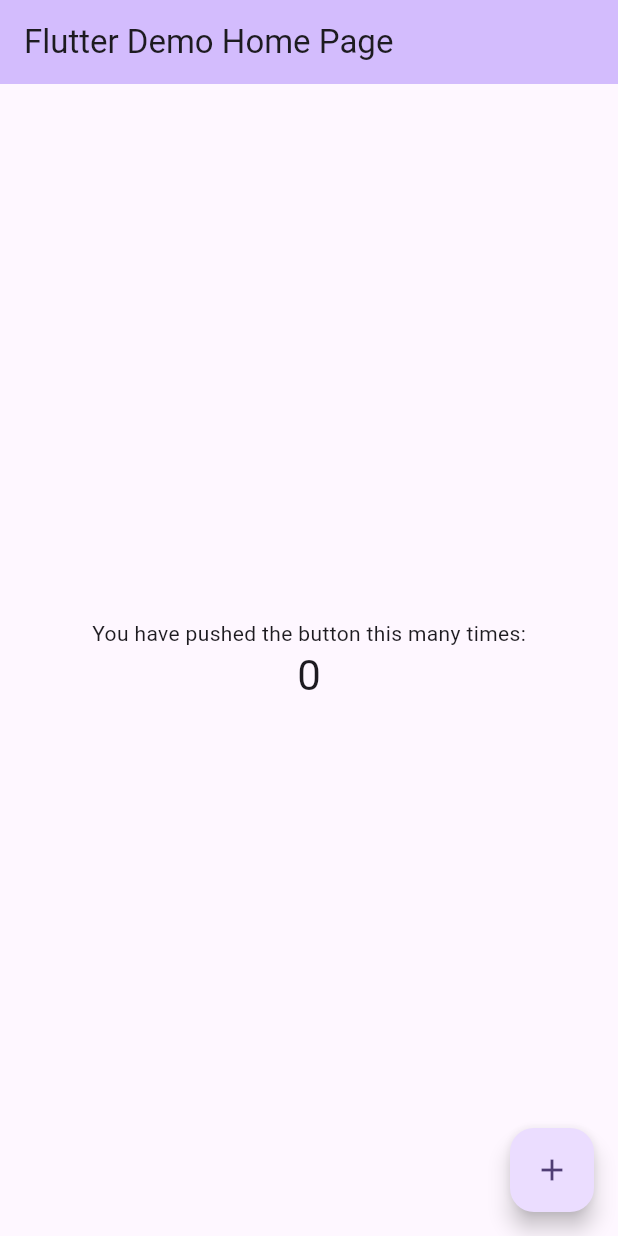
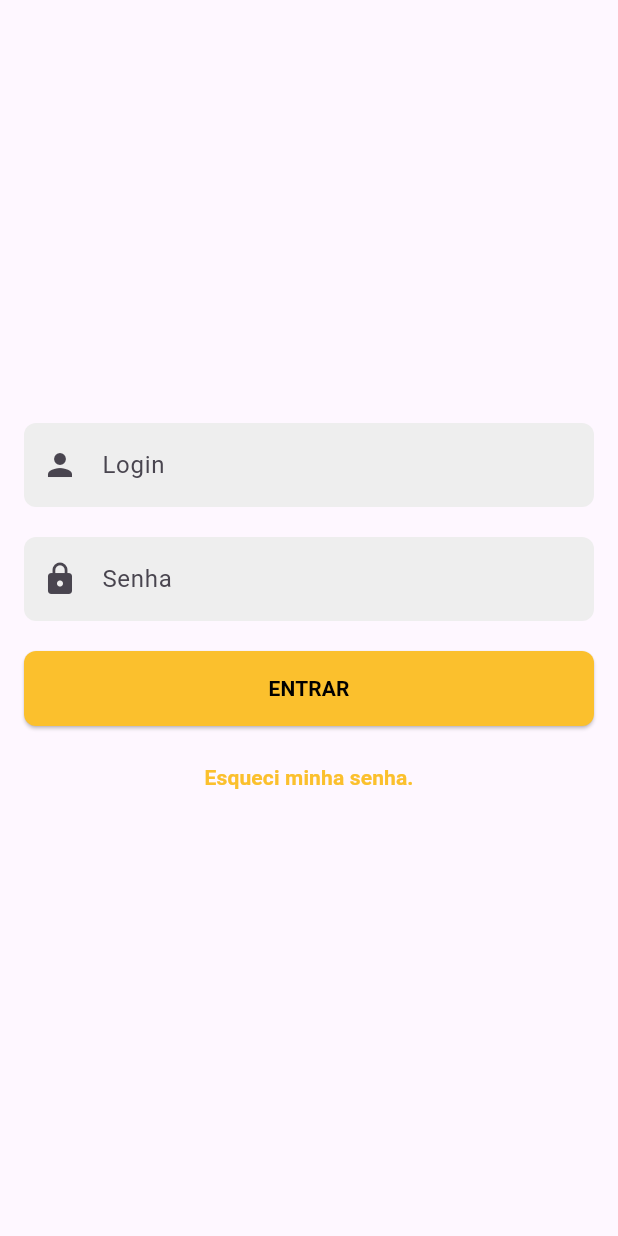
Before and after one commit to paulobrunosena/oanse_web, a Flutter app: the screen it shows after launch, on a phone screen of 412 x 824 dp. Run offline on Flutter 3.47's test engine with Material 3 defaults, Android fonts, the light colour scheme and no system bars.

Commit message:
criada tela de login

```diff
--- /dev/null
+++ b/lib/login_screen.dart
@@ -0,0 +1,199 @@
+import 'package:flutter/material.dart';
+
+class LoginScreen extends StatelessWidget {
+  const LoginScreen({super.key});
+
+  @override
+  Widget build(BuildContext context) {
+    // Obtém a largura da tela
+    var screenWidth = MediaQuery.of(context).size.width;
+
+    // Define o ponto de corte para telas móveis e desktop
+    bool isMobile = screenWidth < 800;
+
+    return Scaffold(
+      body: isMobile ? buildMobileLayout() : buildDesktopLayout(),
+    );
+  }
+
+  // Layout para telas móveis (apenas uma coluna)
+  Widget buildMobileLayout() {
+    return Center(
+      child: Padding(
+        padding: const EdgeInsets.all(16.0),
+        child: Column(
+          mainAxisAlignment: MainAxisAlignment.center,
+          crossAxisAlignment: CrossAxisAlignment.stretch,
+          children: [
+            // Campo de Login
+            TextField(
+              decoration: InputDecoration(
+                labelText: 'Login',
+                filled: true,
+                fillColor: Colors.grey[200],
+                border: OutlineInputBorder(
+                  borderRadius: BorderRadius.circular(8.0),
+                  borderSide: BorderSide.none,
+                ),
+                prefixIcon: const Icon(Icons.person),
+              ),
+            ),
+            const SizedBox(height: 20),
+            // Campo de Senha
+            TextField(
+              obscureText: true,
+              decoration: InputDecoration(
+                labelText: 'Senha',
+                filled: true,
+                fillColor: Colors.grey[200],
+                border: OutlineInputBorder(
+                  borderRadius: BorderRadius.circular(8.0),
+                  borderSide: BorderSide.none,
+                ),
+                prefixIcon: const Icon(Icons.lock),
+              ),
+            ),
+            const SizedBox(height: 20),
+            // Botão Entrar
+            ElevatedButton(
+              onPressed: () {
+                // Ação de login
+              },
+              style: ElevatedButton.styleFrom(
+                backgroundColor: Colors.yellow[700], // Cor amarela
+                padding: const EdgeInsets.symmetric(vertical: 15),
+                shape: RoundedRectangleBorder(
+                  borderRadius: BorderRadius.circular(8.0),
+                ),
+              ),
+              child: const Text(
+                'ENTRAR',
+                style: TextStyle(
+                  color: Colors.black,
+                  fontWeight: FontWeight.bold,
+                ),
+              ),
+            ),
+            const SizedBox(height: 10),
+            // Esqueci minha senha
+            TextButton(
+              onPressed: () {
+                // Ação de esquecer senha
+              },
+              child: Text(
+                'Esqueci minha senha.',
+                style: TextStyle(
+                  color: Colors.yellow[700],
+                  fontWeight: FontWeight.bold,
+                ),
+              ),
+            ),
+          ],
+        ),
+      ),
+    );
+  }
+
+  // Layout para telas de desktop (duas colunas)
+  Widget buildDesktopLayout() {
+    return Row(
+      children: [
+        // Esquerda com o logotipo e o padrão geométrico
+        Expanded(
+          child: Container(
+            decoration: BoxDecoration(
+              color: Colors.grey[200], // Cor de fundo com leve gradiente
+              image: const DecorationImage(
+                image: AssetImage(
+                    'images/pattern_bg.jpg'), // Adicione sua imagem de padrão geométrico aqui
+                fit: BoxFit.cover,
+              ),
+            ),
+            child: Center(
+              child: Image.asset(
+                'images/logo.png', // Coloque o caminho para o logotipo
+                width: 200,
+                height: 200,
+              ),
+            ),
+          ),
+        ),
+        // Direita com os campos de login
+        Expanded(
+          child: Padding(
+            padding: const EdgeInsets.symmetric(horizontal: 50.0),
+            child: Column(
+              mainAxisAlignment: MainAxisAlignment.center,
+              crossAxisAlignment: CrossAxisAlignment.stretch,
+              children: [
+                // Campo de Login
+                TextField(
+                  decoration: InputDecoration(
+                    labelText: 'Login',
+                    filled: true,
+                    fillColor: Colors.grey[200],
+                    border: OutlineInputBorder(
+                      borderRadius: BorderRadius.circular(8.0),
+                      borderSide: BorderSide.none,
+                    ),
+                    prefixIcon: const Icon(Icons.person),
+                  ),
+                ),
+                const SizedBox(height: 20),
+                // Campo de Senha
+                TextField(
+                  obscureText: true,
+                  decoration: InputDecoration(
+                    labelText: 'Senha',
+                    filled: true,
+                    fillColor: Colors.grey[200],
+                    border: OutlineInputBorder(
+                      borderRadius: BorderRadius.circular(8.0),
+                      borderSide: BorderSide.none,
+                    ),
+                    prefixIcon: const Icon(Icons.lock),
+                  ),
+                ),
+                const SizedBox(height: 20),
+                // Botão Entrar
+                ElevatedButton(
+                  onPressed: () {
+                    // Ação de login
+                  },
+                  style: ElevatedButton.styleFrom(
+                    backgroundColor: Colors.yellow[700], // Cor amarela
+                    padding: const EdgeInsets.symmetric(vertical: 15),
+                    shape: RoundedRectangleBorder(
+                      borderRadius: BorderRadius.circular(8.0),
+                    ),
+                  ),
+                  child: const Text(
+                    'ENTRAR',
+                    style: TextStyle(
+                      color: Colors.black,
+                      fontWeight: FontWeight.bold,
+                    ),
+                  ),
+                ),
+                const SizedBox(height: 10),
+                // Esqueci minha senha
+                TextButton(
+                  onPressed: () {
+                    // Ação de esquecer senha
+                  },
+                  child: Text(
+                    'Esqueci minha senha.',
+                    style: TextStyle(
+                      color: Colors.yellow[700],
+                      fontWeight: FontWeight.bold,
+                    ),
+                  ),
+                ),
+              ],
+            ),
+          ),
+        ),
+      ],
+    );
+  }
+}
--- a/lib/main.dart
+++ b/lib/main.dart
@@ -1,4 +1,5 @@
 import 'package:flutter/material.dart';
+import 'package:oanse_web/login_screen.dart';
 
 void main() {
   runApp(const MyApp());
@@ -7,119 +8,11 @@
 class MyApp extends StatelessWidget {
   const MyApp({super.key});
 
-  // This widget is the root of your application.
   @override
   Widget build(BuildContext context) {
-    return MaterialApp(
-      title: 'Flutter Demo',
-      theme: ThemeData(
-        // This is the theme of your application.
-        //
-        // TRY THIS: Try running your application with "flutter run". You'll see
-        // the application has a purple toolbar. Then, without quitting the app,
-        // try changing the seedColor in the colorScheme below to Colors.green
-        // and then invoke "hot reload" (save your changes or press the "hot
-        // reload" button in a Flutter-supported IDE, or press "r" if you used
-        // the command line to start the app).
-        //
-        // Notice that the counter didn't reset back to zero; the application
-        // state is not lost during the reload. To reset the state, use hot
-        // restart instead.
-        //
-        // This works for code too, not just values: Most code changes can be
-        // tested with just a hot reload.
-        colorScheme: ColorScheme.fromSeed(seedColor: Colors.deepPurple),
-        useMaterial3: true,
-      ),
-      home: const MyHomePage(title: 'Flutter Demo Home Page'),
+    return const MaterialApp(
+      debugShowCheckedModeBanner: false,
+      home: LoginScreen(),
     );
   }
 }
-
-class MyHomePage extends StatefulWidget {
-  const MyHomePage({super.key, required this.title});
-
-  // This widget is the home page of your application. It is stateful, meaning
-  // that it has a State object (defined below) that contains fields that affect
-  // how it looks.
-
-  // This class is the configuration for the state. It holds the values (in this
-  // case the title) provided by the parent (in this case the App widget) and
-  // used by the build method of the State. Fields in a Widget subclass are
-  // always marked "final".
-
-  final String title;
-
-  @override
-  State<MyHomePage> createState() => _MyHomePageState();
-}
-
-class _MyHomePageState extends State<MyHomePage> {
-  int _counter = 0;
-
-  void _incrementCounter() {
-    setState(() {
-      // This call to setState tells the Flutter framework that something has
-      // changed in this State, which causes it to rerun the build method below
-      // so that the display can reflect the updated values. If we changed
-      // _counter without calling setState(), then the build method would not be
-      // called again, and so nothing would appear to happen.
-      _counter++;
-    });
-  }
-
-  @override
-  Widget build(BuildContext context) {
-    // This method is rerun every time setState is called, for instance as done
-    // by the _incrementCounter method above.
-    //
-    // The Flutter framework has been optimized to make rerunning build methods
-    // fast, so that you can just rebuild anything that needs updating rather
-    // than having to individually change instances of widgets.
-    return Scaffold(
-      appBar: AppBar(
-        // TRY THIS: Try changing the color here to a specific color (to
-        // Colors.amber, perhaps?) and trigger a hot reload to see the AppBar
-        // change color while the other colors stay the same.
-        backgroundColor: Theme.of(context).colorScheme.inversePrimary,
-        // Here we take the value from the MyHomePage object that was created by
-        // the App.build method, and use it to set our appbar title.
-        title: Text(widget.title),
-      ),
-      body: Center(
-        // Center is a layout widget. It takes a single child and positions it
-        // in the middle of the parent.
-        child: Column(
-          // Column is also a layout widget. It takes a list of children and
-          // arranges them vertically. By default, it sizes itself to fit its
-          // children horizontally, and tries to be as tall as its parent.
-          //
-          // Column has various properties to control how it sizes itself and
-          // how it positions its children. Here we use mainAxisAlignment to
-          // center the children vertically; the main axis here is the vertical
-          // axis because Columns are vertical (the cross axis would be
-          // horizontal).
-          //
-          // TRY THIS: Invoke "debug painting" (choose the "Toggle Debug Paint"
-          // action in the IDE, or press "p" in the console), to see the
-          // wireframe for each widget.
-          mainAxisAlignment: MainAxisAlignment.center,
-          children: <Widget>[
-            const Text(
-              'You have pushed the button this many times:',
-            ),
-            Text(
-              '$_counter',
-              style: Theme.of(context).textTheme.headlineMedium,
-            ),
-          ],
-        ),
-      ),
-      floatingActionButton: FloatingActionButton(
-        onPressed: _incrementCounter,
-        tooltip: 'Increment',
-        child: const Icon(Icons.add),
-      ), // This trailing comma makes auto-formatting nicer for build methods.
-    );
-  }
-}
--- a/pubspec.yaml
+++ b/pubspec.yaml
@@ -62,6 +62,9 @@ flutter:
   # assets:
   #   - images/a_dot_burr.jpeg
   #   - images/a_dot_ham.jpeg
+  assets:
+    - images/logo.png
+    - images/pattern_bg.jpg
 
   # An image asset can refer to one or more resolution-specific "variants", see
   # https://flutter.dev/to/resolution-aware-images
```
Also changed, not shown: images/logo.png (added), images/pattern_bg.jpg (added).
